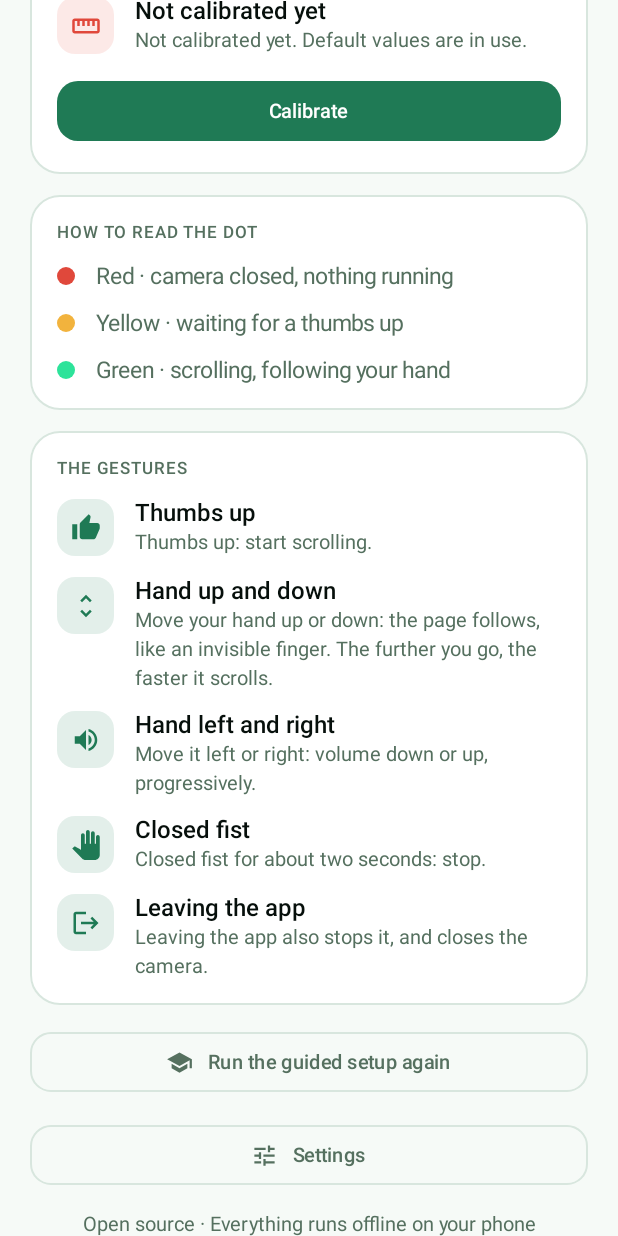
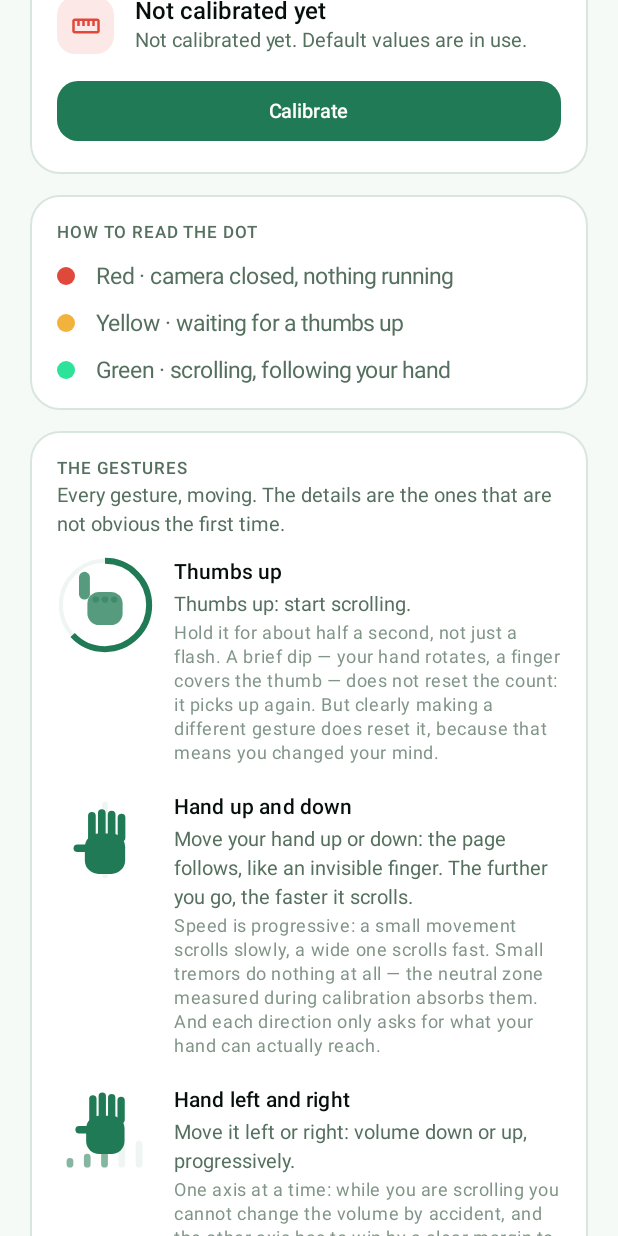
Before and after one commit to toninlucas8-afk/Airscroll, an Android app built with Jetpack Compose: the HomeScreen screen opened through its navigation route, scrolled down 1730 dp, on a phone screen of 412 x 824 dp. Run offline under Robolectric (Android 15) with nearby library versions, the phone set to English and light mode, and no system bars.

Commit message:
Legenda dei gesti animata, in fondo alla Home
C'era gia' una legenda, ma era un elenco di icone ferme. E un pittogramma non
puo' dire le due cose che alla prima prova non erano ovvie: che il pollice in su
va **tenuto**, e che la pagina **segue** la mano invece di saltare a scatti.

Cinque gesti, ognuno con il suo movimento:

- **pollice in su** con l'arco che si riempie, cosi' si vede che va tenuto;
- **mano su e giu'** lungo una guida, con la pagina che la insegue;
- **mano a destra e sinistra** con le tacche del volume che si accendono a una
  a una, perche' il volume e' progressivo e non a scatti;
- **pugno chiuso**: prima la mano aperta, poi la chiusura, poi l'arco dei due
  secondi. L'ordine conta: rende visibile che il conteggio parte dalla chiusura;
- **uscire dall'app**: la mano che si allontana e il riquadro che si spegne.

Accanto a ogni gesto il dettaglio che di solito resta nella documentazione che
nessuno legge: quanto va tenuto, cosa succede se la mano trema o ruota un
istante, perche' non si cambia volume per sbaglio mentre si scorre, come
riaprire la finestra gialla senza uscire dall'app.

Le due nuove forme della mano - pugno e pollice in su - stanno accanto a quella
aperta in `HandGlyph`, che ora e' il posto unico dove la mano di AirScroll viene
disegnata. Cinque animazioni con cinque mani diverse sarebbero state una svista,
non una scelta.

Tolti i cinque import di icone rimasti orfani.

Co-Authored-By: Claude Opus 5 <noreply@anthropic.com>
Claude-Session: https://claude.ai/code/session_01UVVLDEfxKZwRr4kzH5UjR5

```diff
--- /dev/null
+++ b/app/src/main/java/dev/airscroll/app/ui/components/GestureLegend.kt
@@ -0,0 +1,233 @@
+package dev.airscroll.app.ui.components
+
+import androidx.compose.animation.core.LinearEasing
+import androidx.compose.animation.core.animateFloat
+import androidx.compose.animation.core.infiniteRepeatable
+import androidx.compose.animation.core.rememberInfiniteTransition
+import androidx.compose.animation.core.tween
+import androidx.compose.foundation.Canvas
+import androidx.compose.foundation.layout.Arrangement
+import androidx.compose.foundation.layout.Column
+import androidx.compose.foundation.layout.Row
+import androidx.compose.foundation.layout.size
+import androidx.compose.material3.MaterialTheme
+import androidx.compose.material3.Text
+import androidx.compose.runtime.Composable
+import androidx.compose.runtime.getValue
+import androidx.compose.ui.Alignment
+import androidx.compose.ui.Modifier
+import androidx.compose.ui.geometry.CornerRadius
+import androidx.compose.ui.geometry.Offset
+import androidx.compose.ui.geometry.Size
+import androidx.compose.ui.graphics.Color
+import androidx.compose.ui.graphics.drawscope.DrawScope
+import androidx.compose.ui.graphics.drawscope.Stroke
+import androidx.compose.ui.res.stringResource
+import androidx.compose.ui.unit.dp
+import dev.airscroll.app.R
+import kotlin.math.PI
+import kotlin.math.min
+import kotlin.math.sin
+
+/**
+ * I gesti che si muovono.
+ *
+ * La legenda c'era gia', ma era un elenco di icone ferme: un pittogramma di
+ * pollice in su non dice che va **tenuto**, e una freccia su e giu' non dice
+ * che la pagina **segue** la mano invece di saltare a scatti. Sono proprio le
+ * due cose che alla prima prova non erano ovvie.
+ *
+ * Ogni riga si anima da sola, in ciclo, e accanto porta il dettaglio che di
+ * solito resta nella documentazione che nessuno legge: quanto va tenuto un
+ * gesto, cosa succede se la mano trema, perche' non si cambia volume per
+ * sbaglio mentre si scorre.
+ *
+ * Disegnate e non filmate: pesano zero nell'APK, restano nitide e prendono i
+ * colori del tema.
+ */
+@Composable
+fun GestureLegend(modifier: Modifier = Modifier) {
+    Column(modifier = modifier, verticalArrangement = Arrangement.spacedBy(18.dp)) {
+        LegendEntry(
+            title = stringResource(R.string.gesture_thumb_up_title),
+            what = stringResource(R.string.gesture_thumb_up),
+            detail = stringResource(R.string.gesture_thumb_up_info),
+        ) { phase, accent, muted -> drawThumbUpHold(phase, accent, muted) }
+
+        LegendEntry(
+            title = stringResource(R.string.gesture_move_title),
+            what = stringResource(R.string.gesture_move),
+            detail = stringResource(R.string.gesture_move_info),
+        ) { phase, accent, muted -> drawVerticalMove(phase, accent, muted) }
+
+        LegendEntry(
+            title = stringResource(R.string.gesture_sides_title),
+            what = stringResource(R.string.gesture_sides),
+            detail = stringResource(R.string.gesture_sides_info),
+        ) { phase, accent, muted -> drawHorizontalMove(phase, accent, muted) }
+
+        LegendEntry(
+            title = stringResource(R.string.gesture_fist_title),
+            what = stringResource(R.string.gesture_fist),
+            detail = stringResource(R.string.gesture_fist_info),
+        ) { phase, accent, muted -> drawFistHold(phase, accent, muted) }
+
+        LegendEntry(
+            title = stringResource(R.string.gesture_leave_title),
+            what = stringResource(R.string.gesture_leave),
+            detail = stringResource(R.string.gesture_leave_info),
+        ) { phase, accent, muted -> drawLeaveApp(phase, accent, muted) }
+    }
+}
+
+@Composable
+private fun LegendEntry(
+    title: String,
+    what: String,
+    detail: String,
+    draw: DrawScope.(phase: Float, accent: Color, muted: Color) -> Unit,
+) {
+    val accent = MaterialTheme.colorScheme.primary
+    val muted = MaterialTheme.colorScheme.outline.copy(alpha = 0.40f)
+
+    val transition = rememberInfiniteTransition(label = title)
+    val phase by transition.animateFloat(
+        initialValue = 0f,
+        targetValue = 1f,
+        animationSpec = infiniteRepeatable(tween(CYCLE_MILLIS, easing = LinearEasing)),
+        label = "phase",
+    )
+
+    Row(verticalAlignment = Alignment.Top, horizontalArrangement = Arrangement.spacedBy(14.dp)) {
+        Canvas(Modifier.size(TILE)) { draw(phase, accent, muted) }
+        Column(Modifier.weight(1f), verticalArrangement = Arrangement.spacedBy(3.dp)) {
+            Text(text = title, style = MaterialTheme.typography.titleSmall)
+            Text(
+                text = what,
+                style = MaterialTheme.typography.bodyMedium,
+                color = MaterialTheme.colorScheme.onSurfaceVariant,
+            )
+            Text(
+                text = detail,
+                style = MaterialTheme.typography.bodySmall,
+                color = MaterialTheme.colorScheme.onSurfaceVariant.copy(alpha = 0.75f),
+            )
+        }
+    }
+}
+
+// --- I cinque disegni -------------------------------------------------------
+
+/** Pollice in su, con l'arco che si riempie: il gesto va **tenuto**. */
+private fun DrawScope.drawThumbUpHold(phase: Float, accent: Color, muted: Color) {
+    val center = Offset(size.width / 2f, size.height / 2f)
+    val radius = min(size.width, size.height) / 2f * 0.92f
+    val hold = ((phase - 0.15f) / 0.55f).coerceIn(0f, 1f)
+
+    drawCircle(color = muted, radius = radius, center = center, style = Stroke(width = 4f))
+    drawArc(
+        color = accent,
+        startAngle = -90f,
+        sweepAngle = 360f * hold,
+        useCenter = false,
+        topLeft = Offset(center.x - radius, center.y - radius),
+        size = Size(radius * 2f, radius * 2f),
+        style = Stroke(width = 6f),
+    )
+    drawThumbUpGlyph(center, radius * 0.95f, if (hold >= 1f) accent else accent.copy(alpha = 0.75f))
+}
+
+/** Mano su e giu', con una scia: la pagina segue, non salta. */
+private fun DrawScope.drawVerticalMove(phase: Float, accent: Color, muted: Color) {
+    val center = Offset(size.width / 2f, size.height / 2f)
+    val travel = size.height * 0.22f
+    val wave = sin(phase * 2f * PI).toFloat()
+
+    drawRoundRect(
+        color = muted,
+        topLeft = Offset(center.x - size.width * 0.03f, size.height * 0.10f),
+        size = Size(size.width * 0.06f, size.height * 0.80f),
+        cornerRadius = CornerRadius(size.width * 0.03f),
+    )
+    drawHandGlyph(
+        center = Offset(center.x, center.y - wave * travel),
+        palmWidth = size.width * 0.42f,
+        color = accent,
+    )
+}
+
+/** Mano a destra e sinistra, con le tacche del volume che si accendono. */
+private fun DrawScope.drawHorizontalMove(phase: Float, accent: Color, muted: Color) {
+    val center = Offset(size.width / 2f, size.height / 2f)
+    val travel = size.width * 0.20f
+    val wave = sin(phase * 2f * PI).toFloat()
+
+    // Le tacche crescono verso destra, come una scala di volume.
+    val bars = 5
+    for (index in 0 until bars) {
+        val height = size.height * (0.10f + 0.045f * index)
+        val on = wave > -1f + 2f * (index + 0.5f) / bars
+        drawRoundRect(
+            color = if (on) accent.copy(alpha = 0.55f) else muted,
+            topLeft = Offset(
+                size.width * (0.10f + 0.18f * index),
+                size.height * 0.86f - height,
+            ),
+            size = Size(size.width * 0.07f, height),
+            cornerRadius = CornerRadius(size.width * 0.035f),
+        )
+    }
+    drawHandGlyph(
+        center = Offset(center.x + wave * travel, center.y - size.height * 0.12f),
+        palmWidth = size.width * 0.40f,
+        color = accent,
+    )
+}
+
+/** Pugno chiuso tenuto: l'arco impiega volutamente quasi tutto il ciclo. */
+private fun DrawScope.drawFistHold(phase: Float, accent: Color, muted: Color) {
+    val center = Offset(size.width / 2f, size.height / 2f)
+    val radius = min(size.width, size.height) / 2f * 0.92f
+    // Prima la mano e' aperta, poi si chiude e l'arco comincia a riempirsi:
+    // rende visibile che i due secondi partono dalla chiusura.
+    val closing = ((phase - 0.10f) / 0.12f).coerceIn(0f, 1f)
+    val hold = ((phase - 0.22f) / 0.62f).coerceIn(0f, 1f)
+
+    drawCircle(color = muted, radius = radius, center = center, style = Stroke(width = 4f))
+    drawArc(
+        color = accent,
+        startAngle = -90f,
+        sweepAngle = 360f * hold,
+        useCenter = false,
+        topLeft = Offset(center.x - radius, center.y - radius),
+        size = Size(radius * 2f, radius * 2f),
+        style = Stroke(width = 6f),
+    )
+    if (closing < 1f) {
+        drawHandGlyph(center, radius * 0.95f, accent.copy(alpha = 0.75f))
+    } else {
+        drawFistGlyph(center, radius * 0.95f, accent)
+    }
+}
+
+/** Uscire dall'app: la mano si allontana e il riquadro si spegne. */
+private fun DrawScope.drawLeaveApp(phase: Float, accent: Color, muted: Color) {
+    val center = Offset(size.width / 2f, size.height / 2f)
+    val away = ((phase - 0.25f) / 0.5f).coerceIn(0f, 1f)
+
+    drawRoundRect(
+        color = if (away > 0.6f) muted else accent.copy(alpha = 0.35f),
+        topLeft = Offset(size.width * 0.22f, size.height * 0.12f),
+        size = Size(size.width * 0.56f, size.height * 0.76f),
+        cornerRadius = CornerRadius(size.width * 0.12f),
+        style = Stroke(width = 4f),
+    )
+    drawHandGlyph(
+        center = Offset(center.x + away * size.width * 0.62f, center.y),
+        palmWidth = size.width * 0.36f,
+        color = accent.copy(alpha = 1f - away * 0.85f),
+    )
+}
+
+private val TILE = 64.dp
+private const val CYCLE_MILLIS = 3_400
--- a/app/src/main/java/dev/airscroll/app/ui/components/HandGlyph.kt
+++ b/app/src/main/java/dev/airscroll/app/ui/components/HandGlyph.kt
@@ -58,3 +58,85 @@ fun DrawScope.drawHandGlyph(
         cornerRadius = CornerRadius(fingerWidth / 2f),
     )
 }
+
+/**
+ * Pugno chiuso: il palmo senza dita distese, con le nocche accennate.
+ *
+ * E' il gesto di uscita, e nella legenda deve essere riconoscibile a colpo
+ * d'occhio accanto alla mano aperta: da qui le nocche, che sono l'unica cosa
+ * che distingue davvero un pugno da un rettangolo arrotondato.
+ */
+fun DrawScope.drawFistGlyph(
+    center: Offset,
+    palmWidth: Float,
+    color: Color,
+) {
+    val palmHeight = palmWidth * 0.92f
+    drawRoundRect(
+        color = color,
+        topLeft = Offset(center.x - palmWidth / 2f, center.y - palmHeight / 2f),
+        size = Size(palmWidth, palmHeight),
+        cornerRadius = CornerRadius(palmWidth * 0.32f),
+    )
+
+    val knuckle = palmWidth * 0.15f
+    for (index in 0..3) {
+        drawCircle(
+            color = color.copy(alpha = 0.45f),
+            radius = knuckle / 2f,
+            center = Offset(
+                x = center.x - palmWidth * 0.30f + index * palmWidth * 0.20f,
+                y = center.y - palmHeight * 0.26f,
+            ),
+        )
+    }
+
+    // Il pollice piegato di traverso, come in un pugno vero.
+    drawRoundRect(
+        color = color,
+        topLeft = Offset(center.x - palmWidth * 0.58f, center.y + palmHeight * 0.02f),
+        size = Size(palmWidth * 0.34f, palmWidth * 0.20f),
+        cornerRadius = CornerRadius(palmWidth * 0.10f),
+    )
+}
+
+/**
+ * Pollice in su: il pugno con il solo pollice disteso verso l'alto.
+ *
+ * E' il gesto di attivazione, quello che l'utente deve imparare per primo.
+ */
+fun DrawScope.drawThumbUpGlyph(
+    center: Offset,
+    palmWidth: Float,
+    color: Color,
+) {
+    val palmHeight = palmWidth * 0.92f
+    drawRoundRect(
+        color = color,
+        topLeft = Offset(center.x - palmWidth * 0.42f, center.y - palmHeight * 0.34f),
+        size = Size(palmWidth * 0.84f, palmHeight * 0.86f),
+        cornerRadius = CornerRadius(palmWidth * 0.28f),
+    )
+
+    val fingerWidth = palmWidth * 0.16f
+    for (index in 0..2) {
+        drawRoundRect(
+            color = color.copy(alpha = 0.45f),
+            topLeft = Offset(
+                center.x - palmWidth * 0.30f + index * palmWidth * 0.22f,
+                center.y - palmHeight * 0.22f,
+            ),
+            size = Size(fingerWidth, palmHeight * 0.16f),
+            cornerRadius = CornerRadius(fingerWidth / 2f),
+        )
+    }
+
+    // Il pollice, che esce dal lato e punta in su: e' cio' che rende il gesto
+    // leggibile, quindi e' l'elemento piu' lungo del disegno.
+    drawRoundRect(
+        color = color,
+        topLeft = Offset(center.x - palmWidth * 0.62f, center.y - palmHeight * 0.86f),
+        size = Size(palmWidth * 0.26f, palmHeight * 0.72f),
+        cornerRadius = CornerRadius(palmWidth * 0.13f),
+    )
+}
--- a/app/src/main/java/dev/airscroll/app/ui/home/HomeScreen.kt
+++ b/app/src/main/java/dev/airscroll/app/ui/home/HomeScreen.kt
@@ -26,17 +26,12 @@ import androidx.compose.material.icons.filled.BatteryFull
 import androidx.compose.material.icons.filled.CameraAlt
 import androidx.compose.material.icons.filled.CheckCircle
 import androidx.compose.material.icons.filled.Layers
-import androidx.compose.material.icons.filled.Logout
 import androidx.compose.material.icons.filled.Notifications
-import androidx.compose.material.icons.filled.PanTool
 import androidx.compose.material.icons.filled.Restaurant
 import androidx.compose.material.icons.filled.School
 import androidx.compose.material.icons.filled.SportsMartialArts
 import androidx.compose.material.icons.filled.Straighten
-import androidx.compose.material.icons.filled.ThumbUp
 import androidx.compose.material.icons.filled.Tune
-import androidx.compose.material.icons.filled.UnfoldMore
-import androidx.compose.material.icons.filled.VolumeUp
 import androidx.compose.material.icons.filled.WarningAmber
 import androidx.compose.material3.Button
 import androidx.compose.material3.HorizontalDivider
@@ -61,6 +56,7 @@ import dev.airscroll.app.ui.MainViewModel
 import dev.airscroll.app.ui.components.IconRow
 import dev.airscroll.app.ui.components.Pill
 import dev.airscroll.app.ui.components.ScreenPadding
+import dev.airscroll.app.ui.components.GestureLegend
 import dev.airscroll.app.ui.components.SectionCard
 import dev.airscroll.app.ui.components.StatusDot
 import dev.airscroll.app.ui.components.SwitchRow
@@ -217,12 +213,17 @@ fun HomeScreen(
             LegendRow(EngineState.ACTIVE, stringResource(R.string.legend_green))
         }
 
-        SectionCard(title = stringResource(R.string.home_gestures_title)) {
-            IconRow(Icons.Filled.ThumbUp, stringResource(R.string.gesture_thumb_up_title), stringResource(R.string.gesture_thumb_up))
-            IconRow(Icons.Filled.UnfoldMore, stringResource(R.string.gesture_move_title), stringResource(R.string.gesture_move))
-            IconRow(Icons.Filled.VolumeUp, stringResource(R.string.gesture_sides_title), stringResource(R.string.gesture_sides))
-            IconRow(Icons.Filled.PanTool, stringResource(R.string.gesture_fist_title), stringResource(R.string.gesture_fist))
-            IconRow(Icons.Filled.Logout, stringResource(R.string.gesture_leave_title), stringResource(R.string.gesture_leave))
+        // La legenda dei gesti, animata.
+        //
+        // Prima era un elenco di icone ferme, e le due cose che alla prima prova
+        // non erano ovvie sono proprio quelle che un pittogramma non puo' dire:
+        // che il pollice in su va **tenuto**, e che la pagina **segue** la mano
+        // invece di saltare a scatti.
+        SectionCard(
+            title = stringResource(R.string.home_gestures_title),
+            subtitle = stringResource(R.string.home_gestures_subtitle),
+        ) {
+            GestureLegend()
         }
 
         OutlinedButton(
--- a/app/src/main/res/values/strings.xml
+++ b/app/src/main/res/values/strings.xml
@@ -284,4 +284,10 @@
     <string name="calibration_tip_slow">One slow lap, about five seconds. Moving fast makes the camera lose your hand.</string>
     <string name="calibration_tip_comfort">Go as far as is comfortable, not as far as you can strain. This should look like the way you will really use it.</string>
     <string name="calibration_tip_frame">Stay inside the frame. If the dot turns red, the camera has lost you: come back towards the middle.</string>
+    <string name="home_gestures_subtitle">Every gesture, moving. The details are the ones that are not obvious the first time.</string>
+    <string name="gesture_thumb_up_info">Hold it for about half a second, not just a flash. A brief dip — your hand rotates, a finger covers the thumb — does not reset the count: it picks up again. But clearly making a different gesture does reset it, because that means you changed your mind.</string>
+    <string name="gesture_move_info">Speed is progressive: a small movement scrolls slowly, a wide one scrolls fast. Small tremors do nothing at all — the neutral zone measured during calibration absorbs them. And each direction only asks for what your hand can actually reach.</string>
+    <string name="gesture_sides_info">One axis at a time: while you are scrolling you cannot change the volume by accident, and the other axis has to win by a clear margin to take over. The horizontal axis can also be switched off entirely in Settings.</string>
+    <string name="gesture_fist_info">Two seconds, so you do not stop by accident. Adjustable in Settings → Timings. Opening your hand before the two seconds are up cancels the stop.</string>
+    <string name="gesture_leave_info">The amber window also closes on its own after about six seconds without a thumbs up, and the camera goes off. To reopen it without leaving the app, tap “Look for the hand” on the AirScroll notification.</string>
 </resources>
```
Also changed, not shown: 4 other files.
